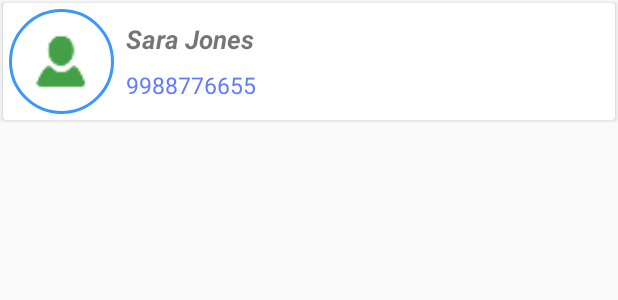
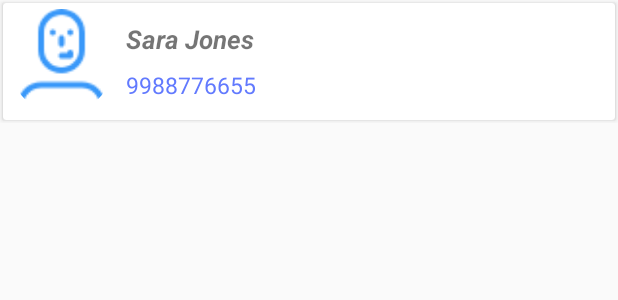
Before and after one commit to anish59/prompter, an Android app: the layout item_contact.xml on its own in the app's theme, with its tools: preview values and no code run, on a phone screen of 412 x 824 dp. Shown: the top 300 px of the screen. Run offline under Robolectric (Android 15) with nearby library versions, the phone set to English and light mode, and no system bars.

Commit message:
some update

```diff
--- a/app/src/main/AndroidManifest.xml
+++ b/app/src/main/AndroidManifest.xml
@@ -1,5 +1,6 @@
 <?xml version="1.0" encoding="utf-8"?>
 <manifest xmlns:android="http://schemas.android.com/apk/res/android"
+    xmlns:tools="http://schemas.android.com/tools"
     package="bbt.com.prompter">
 
     <uses-permission android:name="android.permission.SEND_SMS" />
@@ -20,7 +21,8 @@
         android:label="@string/app_name"
         android:roundIcon="@mipmap/ic_launcher_round"
         android:supportsRtl="true"
-        android:theme="@style/AppTheme">
+        android:theme="@style/AppTheme"
+        tools:ignore="GoogleAppIndexingWarning">
         <activity android:name=".MainActivity">
             <intent-filter>
                 <action android:name="android.intent.action.MAIN" />
--- a/app/src/main/java/bbt/com/prompter/adapters/ContactAdapter.java
+++ b/app/src/main/java/bbt/com/prompter/adapters/ContactAdapter.java
@@ -54,7 +54,7 @@ public class ContactAdapter extends RecyclerView.Adapter<ContactAdapter.MyViewHo
         holder.txtContactName.setText(contactListItems.get(position).getName());
         holder.txtContactNumber.setText(contactListItems.get(position).getNumber());
         Glide.with(context).load(contactListItems.get(position).getImgUri())
-                .apply(new RequestOptions().placeholder(R.drawable.ic_avatar).error(R.drawable.ic_avatar))
+                .apply(new RequestOptions().placeholder(R.drawable.ic_avatar_2).error(R.drawable.ic_avatar_2))
                 .thumbnail(0.5f)
                 .into(holder.contactImage);
 
--- /dev/null
+++ b/app/src/main/res/drawable/ic_avatar_2.xml
@@ -0,0 +1,12 @@
+<?xml version="1.0" encoding="utf-8"?>
+<vector xmlns:android="http://schemas.android.com/apk/res/android"
+    android:width="36dp"
+    android:height="36dp"
+    android:viewportWidth="36"
+    android:viewportHeight="36">
+
+    <path
+        android:fillColor="#3998F9"
+        android:fillType="evenOdd"
+        android:pathData="M21,9c0.553,0 1-0.447 1-1 0-0.553-0.447-1-1-1-0.553,0-1,0.447-1,1 0,0.553 0.447,1 1,1zm-3,4c0.553,0 1-0.447 1-1v-2c0-0.553-0.447-1-1-1-0.553,0-1,0.447-1,1v2c0,0.553 0.447,1 1,1zm0,9c4.418,0 8-3.582 8-8v-6c0-4.418-3.582-8-8-8s-8,3.582-8,8v6c0,4.418 3.582,8 8,8zm-6-14c0-3.313 2.686-6 6-6 3.313,0 6,2.687 6,6v6c0,3.313-2.687,6-6,6-3.314,0-6-2.687-6-6v-6zm3,1c0.553,0 1-0.447 1-1 0-0.553-0.447-1-1-1-0.553,0-1,0.447-1,1 0,0.553 0.447,1 1,1zm10,16h-14c-4.418,0-8,3.582-8,8v2c0,0.553 0.447,1 1,1 0.553,0 1-0.447 1-1v-2c0-3.313 2.686-6 6-6h14c3.313,0 6,2.687 6,6v2c0,0.553 0.447,1 1,1 0.553,0 1-0.447 1-1v-2c0-4.418-3.582-8-8-8zm-7-8h3c0.553,0 1-0.447 1-1v-1c0-0.553-0.447-1-1-1-0.553,0-1,0.447-1,1h-2c-0.553,0-1,0.447-1,1 0,0.553 0.447,1 1,1z" />
+</vector>
--- a/app/src/main/res/layout/item_contact.xml
+++ b/app/src/main/res/layout/item_contact.xml
@@ -21,9 +21,8 @@
                 android:layout_width="70dp"
                 android:layout_height="70dp"
                 android:layout_margin="4dp"
-                android:src="@drawable/ic_avatar"
-                app:civ_border_color="@color/colorPrimaryDark"
-                app:civ_border_width="2dp" />
+                android:src="@drawable/ic_avatar_2"
+                app:civ_tint_color="@color/colorPrimaryDark" />
 
             <LinearLayout
                 android:layout_width="match_parent"
--- a/app/src/main/res/layout/msg_template.xml
+++ b/app/src/main/res/layout/msg_template.xml
@@ -14,7 +14,7 @@
         app:cardBgColor="@color/colorWhite"
         app:cardElevation="2dp"
         app:imgHeight="70dp"
-        app:imgSrc="@drawable/ic_avatar"
+        app:imgSrc="@drawable/ic_avatar_2"
         app:imgWidth="70dp"
         app:tintColor="@color/colorPrimaryDark" />
 
--- a/app/src/main/res/values/strings.xml
+++ b/app/src/main/res/values/strings.xml
@@ -23,4 +23,5 @@
     <string name="sim_1">Sim 1</string>
     <string name="sim_2">Sim 2</string>
     <string name="send">Send</string>
+    <string name="share_using">Share using</string>
 </resources>
```
Also changed, not shown: app/src/main/java/bbt/com/prompter/dialogs/SendMessageDialog.java (+17 -3 lines), app/src/main/res/drawable/ic_close.xml (added, +14 -0 lines), app/src/main/res/layout/dialog_sms_layout.xml (+13 -18 lines).
